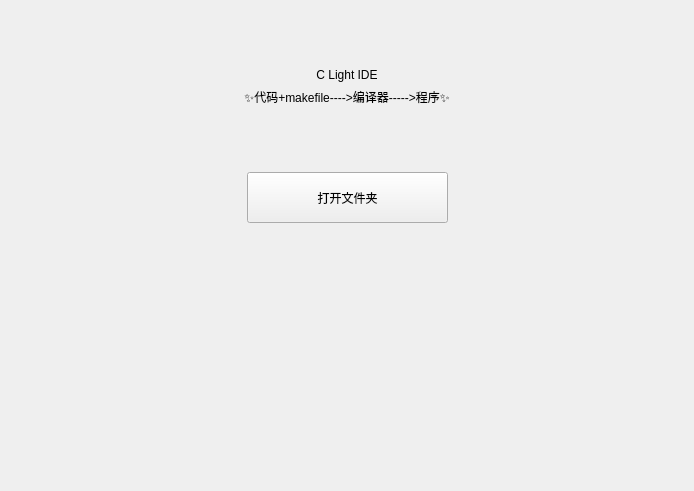
Qt form src/GUI/startPage/startPageWidget.ui (firemeatman/C-Light-IDE) before a commit.
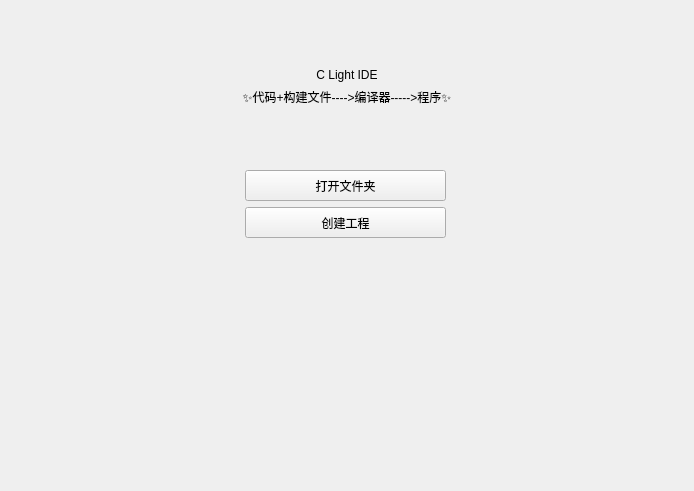
The same form after that commit.

Commit message: 添加cmake程序调用逻辑；

The edit to the form file:
```diff
--- a/src/GUI/startPage/startPageWidget.ui
+++ b/src/GUI/startPage/startPageWidget.ui
@@ -81,7 +81,7 @@
       <item>
        <widget class="QLabel" name="label_2">
         <property name="text">
-         <string>✨代码+makefile----&gt;编译器-----&gt;程序✨</string>
+         <string>✨代码+构建文件----&gt;编译器-----&gt;程序✨</string>
         </property>
         <property name="alignment">
          <set>Qt::AlignCenter</set>
@@ -121,12 +121,15 @@
        <height>73</height>
       </size>
      </property>
-     <layout class="QHBoxLayout" name="horizontalLayout">
-      <item>
+     <layout class="QGridLayout" name="gridLayout">
+      <item row="0" column="0">
        <spacer name="horizontalSpacer">
         <property name="orientation">
          <enum>Qt::Horizontal</enum>
         </property>
+        <property name="sizeType">
+         <enum>QSizePolicy::Preferred</enum>
+        </property>
         <property name="sizeHint" stdset="0">
          <size>
           <width>215</width>
@@ -135,10 +138,10 @@
         </property>
        </spacer>
       </item>
-      <item>
+      <item row="0" column="1">
        <widget class="QPushButton" name="openButton">
         <property name="sizePolicy">
-         <sizepolicy hsizetype="Fixed" vsizetype="Fixed">
+         <sizepolicy hsizetype="Fixed" vsizetype="Expanding">
           <horstretch>0</horstretch>
           <verstretch>0</verstretch>
          </sizepolicy>
@@ -146,13 +149,7 @@
         <property name="minimumSize">
          <size>
           <width>201</width>
-          <height>51</height>
-         </size>
-        </property>
-        <property name="maximumSize">
-         <size>
-          <width>201</width>
-          <height>51</height>
+          <height>31</height>
          </size>
         </property>
         <property name="text">
@@ -160,11 +157,14 @@
         </property>
        </widget>
       </item>
-      <item>
+      <item row="0" column="2">
        <spacer name="horizontalSpacer_2">
         <property name="orientation">
          <enum>Qt::Horizontal</enum>
         </property>
+        <property name="sizeType">
+         <enum>QSizePolicy::Preferred</enum>
+        </property>
         <property name="sizeHint" stdset="0">
          <size>
           <width>214</width>
@@ -173,6 +173,57 @@
         </property>
        </spacer>
       </item>
+      <item row="1" column="0">
+       <spacer name="horizontalSpacer_3">
+        <property name="orientation">
+         <enum>Qt::Horizontal</enum>
+        </property>
+        <property name="sizeType">
+         <enum>QSizePolicy::Preferred</enum>
+        </property>
+        <property name="sizeHint" stdset="0">
+         <size>
+          <width>211</width>
+          <height>20</height>
+         </size>
+        </property>
+       </spacer>
+      </item>
+      <item row="1" column="1">
+       <widget class="QPushButton" name="createButton">
+        <property name="sizePolicy">
+         <sizepolicy hsizetype="Fixed" vsizetype="Expanding">
+          <horstretch>0</horstretch>
+          <verstretch>0</verstretch>
+         </sizepolicy>
+        </property>
+        <property name="minimumSize">
+         <size>
+          <width>201</width>
+          <height>31</height>
+         </size>
+        </property>
+        <property name="text">
+         <string>创建工程</string>
+        </property>
+       </widget>
+      </item>
+      <item row="1" column="2">
+       <spacer name="horizontalSpacer_4">
+        <property name="orientation">
+         <enum>Qt::Horizontal</enum>
+        </property>
+        <property name="sizeType">
+         <enum>QSizePolicy::Preferred</enum>
+        </property>
+        <property name="sizeHint" stdset="0">
+         <size>
+          <width>218</width>
+          <height>20</height>
+         </size>
+        </property>
+       </spacer>
+      </item>
      </layout>
     </widget>
    </item>
@@ -182,7 +233,7 @@
       <enum>Qt::Vertical</enum>
      </property>
      <property name="sizeType">
-      <enum>QSizePolicy::Expanding</enum>
+      <enum>QSizePolicy::MinimumExpanding</enum>
      </property>
      <property name="sizeHint" stdset="0">
       <size>
```
The commit also changes 18 other files.
